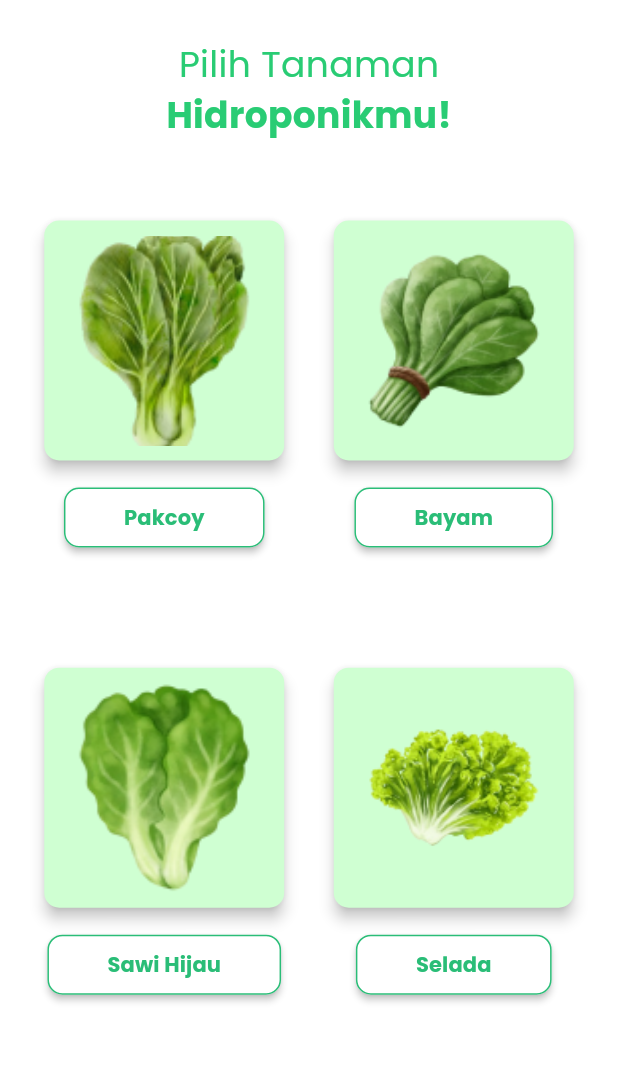
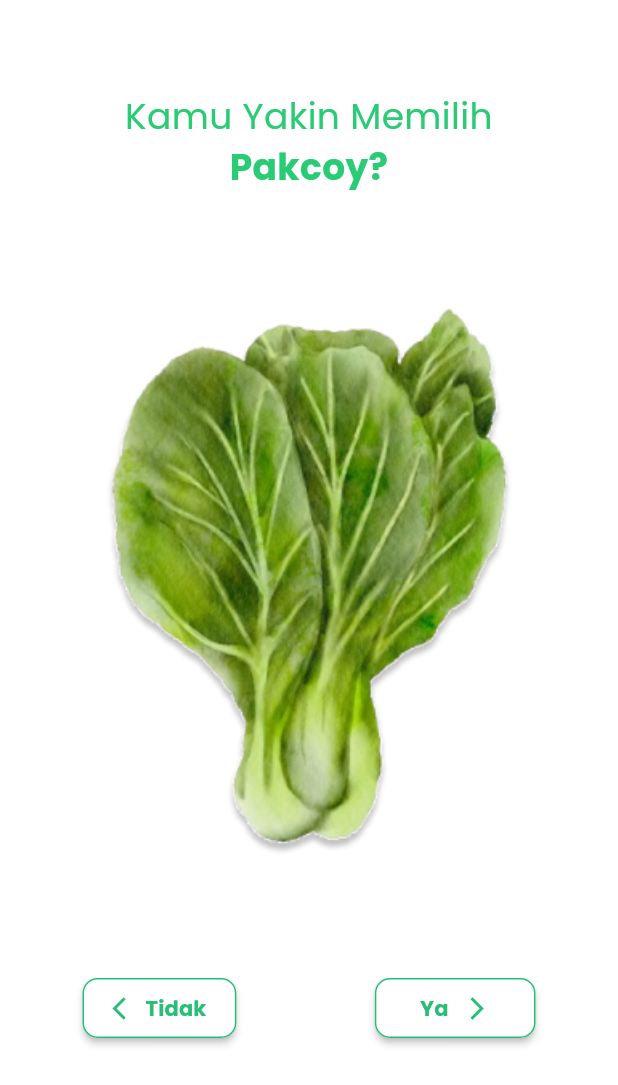
Before and after one commit to CLINTON1233/PBL-IF-16-Hydrogami-Integrasi-IoT-dan-Gamifikasi-Pada-Tanaman-Hidroponik, a Flutter app: the PilihPage screen opened directly, after a tap on "Pakcoy", on a phone screen of 412 x 824 dp. Shown: the top 1085 px of the screen. Run offline on Flutter 3.47's test engine with Material 3 defaults, Android fonts, the phone set to English and light mode, and no system bars; our stand-ins replace google_fonts.

Commit message:
Page Pilih Tanaman dan Pilih Skala Hidroponik

```diff
--- /dev/null
+++ b/lib/konfirmasi_pilih_page.dart
@@ -0,0 +1,138 @@
+import 'package:flutter/material.dart';
+import 'package:google_fonts/google_fonts.dart';
+import 'package:hydrogami2/pilih_skala.dart';
+
+class KonfirmasiPilihPage extends StatefulWidget {
+  const KonfirmasiPilihPage({super.key});
+
+  @override
+  State<KonfirmasiPilihPage> createState() => _KonfirmasiPilihPageState();
+}
+
+class _KonfirmasiPilihPageState extends State<KonfirmasiPilihPage> {
+  @override
+  Widget build(BuildContext context) {
+    return Scaffold(
+      backgroundColor: Colors.white,
+      appBar: AppBar(
+        backgroundColor: const Color.fromARGB(255, 36, 209, 126),
+        elevation: 0,
+        toolbarHeight: 0,
+      ),
+      body: SingleChildScrollView(
+        child: Padding(
+          padding: const EdgeInsets.symmetric(horizontal: 55),
+          child: Column(
+            mainAxisSize: MainAxisSize.min,
+            crossAxisAlignment: CrossAxisAlignment.center,
+            children: [
+              const SizedBox(height: 60),
+              Text(
+                'Kamu Yakin Memilih',
+                style: GoogleFonts.poppins(
+                  fontSize: 24,
+                  color: const Color(0xFF29CC74),
+                  fontWeight: FontWeight.normal,
+                ),
+                textAlign: TextAlign.center,
+              ),
+              Text(
+                'Pakcoy?',
+                style: GoogleFonts.poppins(
+                  fontSize: 24,
+                  color: const Color(0xFF29CC74),
+                  fontWeight: FontWeight.bold,
+                ),
+                textAlign: TextAlign.center,
+              ),
+              const SizedBox(height: 10),
+              Image.asset(
+                'assets/pakcoy2.png',
+                width: 400,
+                height: 500,
+                fit: BoxFit.cover,
+              ),
+              const SizedBox(height: 10),
+              Row(
+                mainAxisAlignment: MainAxisAlignment.spaceBetween,
+                children: [
+                  // Tombol Tidak
+                  ElevatedButton(
+                    onPressed: () {
+                      Navigator.pop(context); // Kembali ke halaman sebelumnya
+                    },
+                    style: ElevatedButton.styleFrom(
+                      backgroundColor: Colors.white,
+                      shape: RoundedRectangleBorder(
+                        borderRadius: BorderRadius.circular(10),
+                        side: const BorderSide(
+                            color: Color(0xFF2ABD77), width: 1),
+                      ),
+                      padding: const EdgeInsets.symmetric(
+                          horizontal: 20, vertical: 10),
+                      elevation: 2,
+                    ),
+                    child: Row(
+                      children: [
+                        const Icon(Icons.arrow_back_ios,
+                            color: Color(0xFF2ABD77), size: 18),
+                        const SizedBox(width: 4),
+                        Text(
+                          'Tidak',
+                          style: GoogleFonts.poppins(
+                            fontSize: 14,
+                            color: const Color(0xFF2ABD77),
+                            fontWeight: FontWeight.bold,
+                          ),
+                        ),
+                      ],
+                    ),
+                  ),
+                  // Tombol Ya dengan ikon di sebelah kanan
+                  ElevatedButton(
+                    onPressed: () {
+                      // Navigasi ke halaman berikutnya
+                      Navigator.push(
+                        context,
+                        MaterialPageRoute(
+                          builder: (context) => const PilihSkalaPage(),
+                        ),
+                      );
+                    },
+                    style: ElevatedButton.styleFrom(
+                      backgroundColor: Colors.white,
+                      shape: RoundedRectangleBorder(
+                        borderRadius: BorderRadius.circular(10),
+                        side: const BorderSide(
+                            color: Color(0xFF2ABD77), width: 1),
+                      ),
+                      padding: const EdgeInsets.symmetric(
+                          horizontal: 30, vertical: 10),
+                      elevation: 2,
+                    ),
+                    child: Row(
+                      children: [
+                        Text(
+                          'Ya',
+                          style: GoogleFonts.poppins(
+                            fontSize: 14,
+                            color: const Color(0xFF2ABD77),
+                            fontWeight: FontWeight.bold,
+                          ),
+                        ),
+                        const SizedBox(width: 10), // Jarak antara teks dan ikon
+                        const Icon(Icons.arrow_forward_ios,
+                            color: Color(0xFF2ABD77), size: 18),
+                      ],
+                    ),
+                  ),
+                ],
+              ),
+              const SizedBox(height: 50),
+            ],
+          ),
+        ),
+      ),
+    );
+  }
+}
--- a/lib/pilih_page.dart
+++ b/lib/pilih_page.dart
@@ -1,9 +1,9 @@
 import 'package:flutter/material.dart';
 import 'package:google_fonts/google_fonts.dart';
+import 'package:hydrogami2/konfirmasi_pilih_page.dart';
 
 class PilihPage extends StatefulWidget {
   const PilihPage({super.key});
-
   @override
   State<PilihPage> createState() => _PilihPageState();
 }
@@ -23,12 +23,12 @@ class _PilihPageState extends State<PilihPage> {
           padding: const EdgeInsets.symmetric(horizontal: 20),
           child: Column(
             children: [
-              const SizedBox(height: 25),
+              const SizedBox(height: 45),
               Text(
                 'Pilih Tanaman',
                 style: GoogleFonts.poppins(
                   fontSize: 24,
-                  color: const Color(0xFF29CC74),
+                  color: const Color.fromARGB(232, 8, 166, 82),
                   fontWeight: FontWeight.normal,
                 ),
               ),
@@ -36,7 +36,7 @@ class _PilihPageState extends State<PilihPage> {
                 'Hidroponikmu!',
                 style: GoogleFonts.poppins(
                   fontSize: 24,
-                  color: const Color(0xFF29CC74),
+                  color: const Color.fromARGB(232, 8, 166, 82),
                   fontWeight: FontWeight.bold,
                 ),
               ),
@@ -48,9 +48,9 @@ class _PilihPageState extends State<PilihPage> {
                 physics: const NeverScrollableScrollPhysics(),
                 gridDelegate: const SliverGridDelegateWithFixedCrossAxisCount(
                   crossAxisCount: 2,
-                  crossAxisSpacing: 14,
-                  mainAxisSpacing: 14,
-                  childAspectRatio: 0.63,
+                  crossAxisSpacing: 13,
+                  mainAxisSpacing: 13,
+                  childAspectRatio: 0.65,
                 ),
                 children: [
                   _buildTanamanItem('assets/pakcoy.png', 'Pakcoy'),
@@ -72,35 +72,37 @@ class _PilihPageState extends State<PilihPage> {
     return Column(
       crossAxisAlignment: CrossAxisAlignment.center,
       children: [
-        Card(
-          elevation: 4,
-          shape: RoundedRectangleBorder(
+        Container(
+          decoration: BoxDecoration(
+            color: const Color(0xFFCFFFD2),
             borderRadius: BorderRadius.circular(10),
           ),
-          color: const Color(0xFFCFFFD2),
-          child: Padding(
-            padding: const EdgeInsets.all(10),
-            child: Column(
-              children: [
-                Image.asset(
-                  imagePath,
-                  width: 140,
-                  height: 140,
-                  fit: BoxFit.cover,
-                ),
-              ],
-            ),
+          padding: const EdgeInsets.all(10),
+          child: Image.asset(
+            imagePath,
+            width: 150,
+            height: 150,
+            fit: BoxFit.cover,
           ),
         ),
         const SizedBox(height: 10),
         // Tombol untuk nama tanaman
         ElevatedButton(
-          onPressed: () {},
+          onPressed: () {
+            if (title == 'Pakcoy') {
+              Navigator.push(
+                context,
+                MaterialPageRoute(
+                  builder: (context) => const KonfirmasiPilihPage(),
+                ),
+              );
+            }
+          },
           style: ElevatedButton.styleFrom(
             backgroundColor: Colors.white,
             shape: RoundedRectangleBorder(
               borderRadius: BorderRadius.circular(10),
-              side: BorderSide(color: const Color(0xFF2ABD77), width: 1),
+              side: const BorderSide(color: Color(0xFF2ABD77), width: 1),
             ),
             elevation: 2,
             padding: const EdgeInsets.symmetric(horizontal: 40, vertical: 10),
--- /dev/null
+++ b/lib/pilih_skala.dart
@@ -0,0 +1,15 @@
+import 'package:flutter/material.dart';
+
+class PilihSkalaPage extends StatefulWidget {
+  const PilihSkalaPage({super.key});
+
+  @override
+  State<PilihSkalaPage> createState() => _PilihSkalaPageState();
+}
+
+class _PilihSkalaPageState extends State<PilihSkalaPage> {
+  @override
+  Widget build(BuildContext context) {
+    return const Placeholder();
+  }
+}
```
Also changed, not shown: assets/ic_back.png (added), assets/ic_home.png (added), assets/ic_next.png (added), assets/ic_notifikasi.png (added), assets/ic_panduan.png (added), assets/ic_profile.png (added), assets/pakcoy2.png (added).
